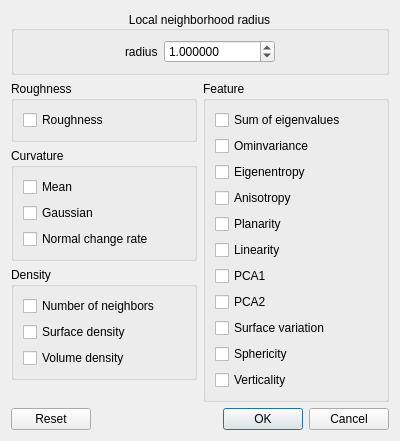
First picture: the form in eCV/ui_templates/geomFeaturesDlg.ui, repository Asher-1/ACloudViewer, before the edit.
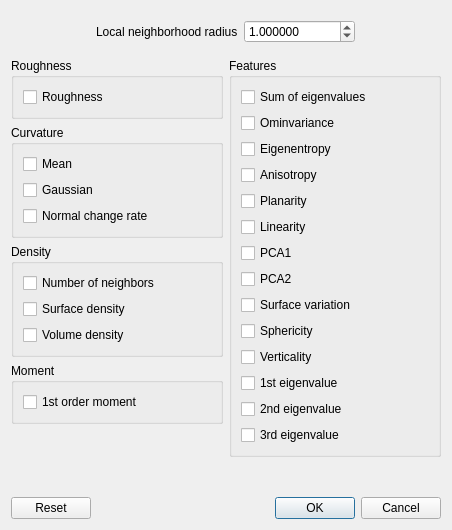
Second picture: the form after the edit.

The edit to the form file:
```diff
--- a/eCV/ui_templates/geomFeaturesDlg.ui
+++ b/eCV/ui_templates/geomFeaturesDlg.ui
@@ -6,8 +6,8 @@
    <rect>
     <x>0</x>
     <y>0</y>
-    <width>400</width>
-    <height>420</height>
+    <width>452</width>
+    <height>530</height>
    </rect>
   </property>
   <property name="windowTitle">
@@ -15,13 +15,7 @@
   </property>
   <layout class="QVBoxLayout" name="verticalLayout_7">
    <item>
-    <widget class="QGroupBox" name="groupBox">
-     <property name="title">
-      <string>Local neighborhood radius</string>
-     </property>
-     <property name="alignment">
-      <set>Qt::AlignCenter</set>
-     </property>
+    <widget class="QFrame" name="frame">
      <layout class="QHBoxLayout" name="horizontalLayout_2">
       <item>
        <spacer name="horizontalSpacer">
@@ -39,7 +33,7 @@
       <item>
        <widget class="QLabel" name="label">
         <property name="text">
-         <string>radius</string>
+         <string>Local neighborhood radius</string>
         </property>
        </widget>
       </item>
@@ -173,6 +167,22 @@
          </layout>
         </widget>
        </item>
+       <item>
+        <widget class="QGroupBox" name="groupBox_2">
+         <property name="title">
+          <string>Moment</string>
+         </property>
+         <layout class="QVBoxLayout" name="verticalLayout_8">
+          <item>
+           <widget class="QCheckBox" name="firstOrderMomentCheckBox">
+            <property name="text">
+             <string>1st order moment</string>
+            </property>
+           </widget>
+          </item>
+         </layout>
+        </widget>
+       </item>
        <item>
         <spacer name="verticalSpacer">
          <property name="orientation">
@@ -196,7 +206,7 @@
           <string>Geometric features (based on local eigenvalues: (L1, L2, L3))</string>
          </property>
          <property name="title">
-          <string>Feature</string>
+          <string>Features</string>
          </property>
          <layout class="QVBoxLayout" name="verticalLayout_2">
           <item>
@@ -309,6 +319,27 @@
             </property>
            </widget>
           </item>
+          <item>
+           <widget class="QCheckBox" name="eigenvalue1CheckBox">
+            <property name="text">
+             <string>1st eigenvalue</string>
+            </property>
+           </widget>
+          </item>
+          <item>
+           <widget class="QCheckBox" name="eigenvalue2CheckBox">
+            <property name="text">
+             <string>2nd eigenvalue</string>
+            </property>
+           </widget>
+          </item>
+          <item>
+           <widget class="QCheckBox" name="eigenvalue3CheckBox">
+            <property name="text">
+             <string>3rd eigenvalue</string>
+            </property>
+           </widget>
+          </item>
          </layout>
         </widget>
        </item>
```
